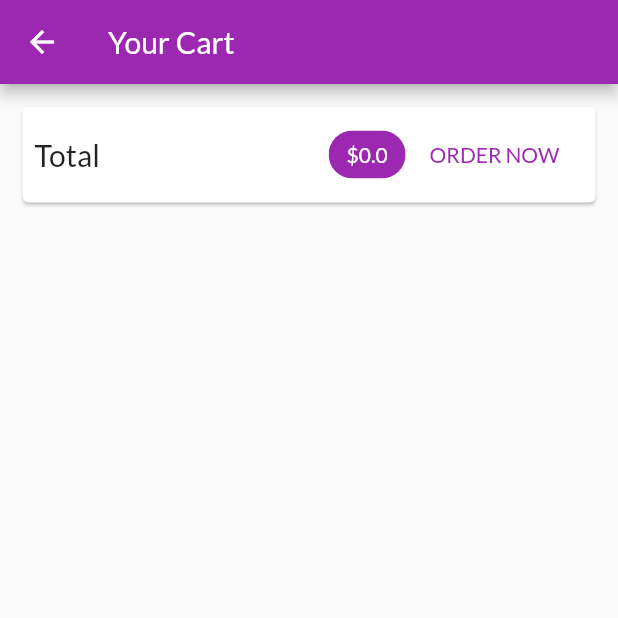
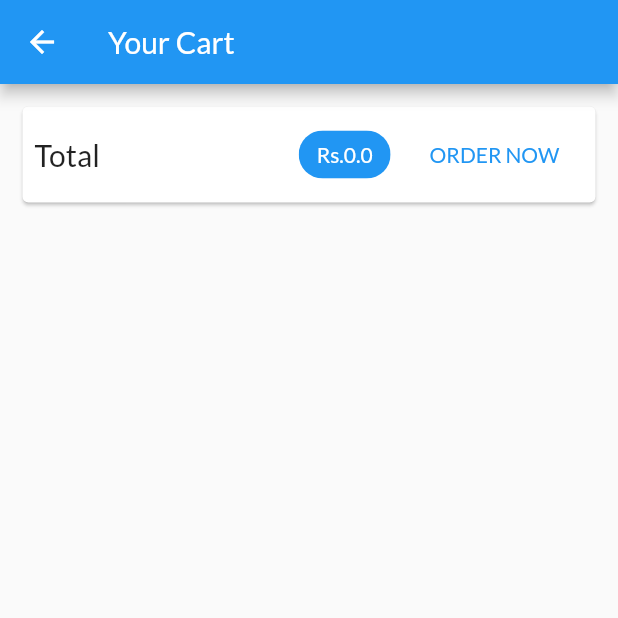
Before and after one commit to Rishabh510/Shopping-App, a Flutter app: the CartScreen screen opened by its route, on a phone screen of 412 x 824 dp, the top half of it. Run offline on Flutter 3.47's test engine with Material 2 defaults, Android fonts, the phone set to English and light mode, and no system bars; network calls fail.

```diff
--- a/lib/main.dart
+++ b/lib/main.dart
@@ -26,10 +26,11 @@ class MyApp extends StatelessWidget {
         ),
       ],
       child: MaterialApp(
+          debugShowCheckedModeBanner: false,
           title: 'MyShop',
           theme: ThemeData(
-            primarySwatch: Colors.purple,
-            accentColor: Colors.deepOrange,
+            primarySwatch: Colors.blue,
+            accentColor: Colors.red,
             fontFamily: 'Lato',
           ),
           home: ProductsOverviewScreen(),
--- a/lib/screens/cart_screen.dart
+++ b/lib/screens/cart_screen.dart
@@ -31,13 +31,14 @@ class CartScreen extends StatelessWidget {
                   Spacer(),
                   Chip(
                     label: Text(
-                      '\$${cart.totalAmount}',
+                      'Rs.${cart.totalAmount}',
                       style: TextStyle(
                         color: Theme.of(context).primaryTextTheme.title.color,
                       ),
                     ),
                     backgroundColor: Theme.of(context).primaryColor,
                   ),
+                  SizedBox(width: 10,),
                   FlatButton(
                     child: Text('ORDER NOW'),
                     onPressed: () {
```
Also changed, not shown: lib/widgets/cart_item.dart (+4 -4 lines).
